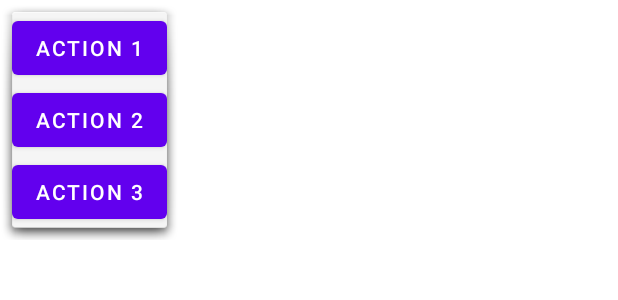
After one commit to KatsarosG/MountHub, an Android app: the layout trail_actions_popup.xml on its own in the app's theme, with its tools: preview values and no code run, on a phone screen of 412 x 824 dp. The commit adds this screen. Shown: the top 300 px of the screen. Run offline under Robolectric (Android 15) with nearby library versions, the phone set to English and light mode, and no system bars.

Commit message:
Custom popup for trail actions

```diff
--- /dev/null
+++ b/app/src/main/res/layout/trail_actions_popup.xml
@@ -0,0 +1,26 @@
+<?xml version="1.0" encoding="utf-8"?>
+<LinearLayout xmlns:android="http://schemas.android.com/apk/res/android"
+    android:orientation="vertical"
+    android:padding="8dp"
+    android:layout_width="wrap_content"
+    android:layout_height="wrap_content"
+    android:background="@android:drawable/dialog_holo_light_frame">
+
+    <Button
+        android:id="@+id/button1"
+        android:layout_width="wrap_content"
+        android:layout_height="wrap_content"
+        android:text="Action 1"/>
+
+    <Button
+        android:id="@+id/button2"
+        android:layout_width="wrap_content"
+        android:layout_height="wrap_content"
+        android:text="Action 2"/>
+
+    <Button
+        android:id="@+id/button3"
+        android:layout_width="wrap_content"
+        android:layout_height="wrap_content"
+        android:text="Action 3"/>
+</LinearLayout>
```
Also changed, not shown: app/src/main/java/com/example/mounthub/TrailActionsPopup.java (added, +44 -0 lines), app/src/main/java/com/example/mounthub/ui/home/HomeFragment.java (+34 -12 lines).
